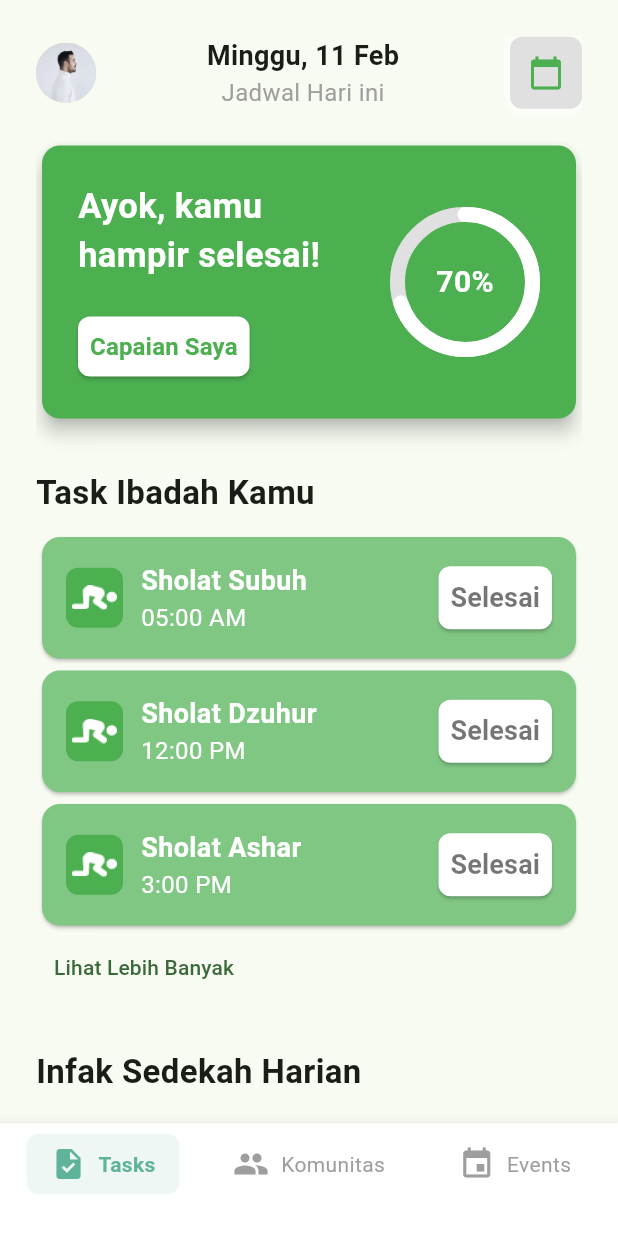
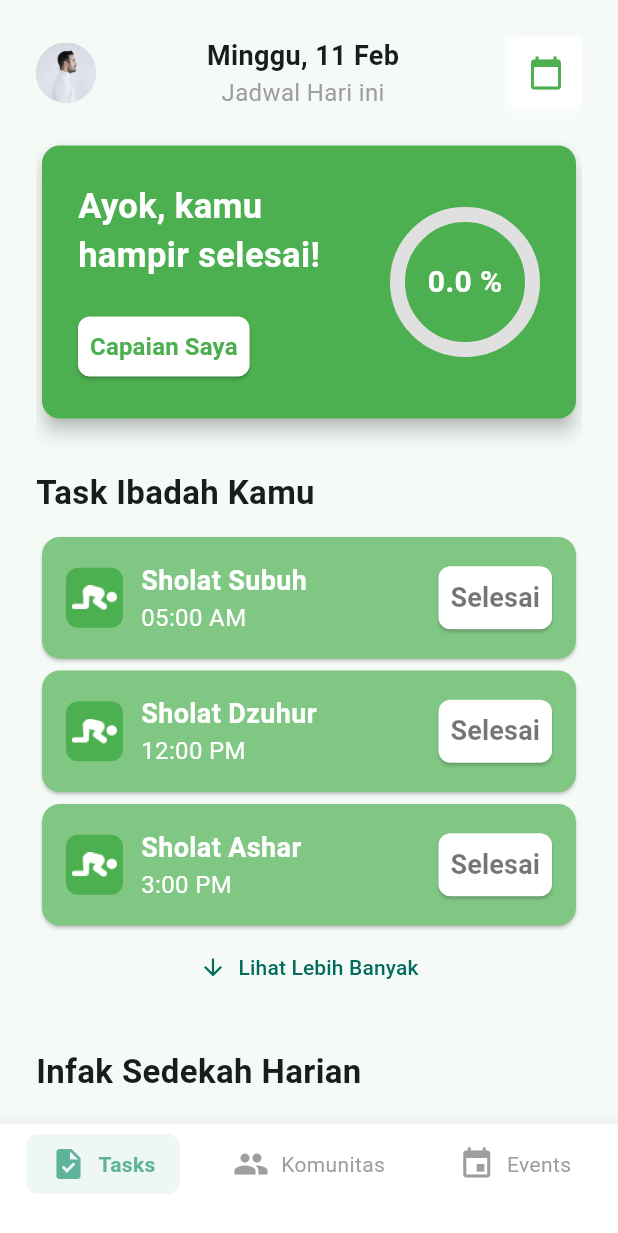
Before and after one commit to alifrizqullahmaruf/good_muslim, a Flutter app: the LoginScreen screen opened directly, after a tap on "Masuk", on a phone screen of 412 x 824 dp. Shown: the top 1233 px of the screen. Run offline on Flutter 3.47's test engine with Material 3 defaults, Android fonts, the phone set to English and light mode, and no system bars; drawn by our look-alikes of flutter_animate, percent_indicator; missing offline and left inert: dart:ffi.

Commit message:
Home screen logic

```diff
--- a/lib/main.dart
+++ b/lib/main.dart
@@ -16,10 +16,10 @@ class MyApp extends StatelessWidget {
       title: 'GOOD MUSLIM',
       theme: ThemeData(
         // This is the theme of your application.
-        colorScheme: ColorScheme.fromSeed(seedColor: Colors.green),
+        colorScheme: ColorScheme.fromSeed(seedColor: Color.fromARGB(255, 245, 250, 247)),
         useMaterial3: true,
       ),
-      home: SplashScreen(),
+      home: BotNav(),
     );
   }
 }
--- a/lib/pages/task_screen.dart
+++ b/lib/pages/task_screen.dart
@@ -1,3 +1,5 @@
+import 'dart:ffi';
+
 import 'package:flutter/material.dart';
 import 'package:flutter_animate/flutter_animate.dart';
 import 'package:good_muslim/widgets/task_card.dart';
@@ -12,16 +14,17 @@ class TaskScreen extends StatefulWidget {
 }
 
 class _TaskScreenState extends State<TaskScreen> {
+  double percentSholat = 0;
   bool _showAllTasks =
       false; // Variable to track whether to show all tasks or not
 
   // Sample task data
-  final List<Map<String, String>> _tasks = [
-    {"title": "Sholat Subuh", "time": '05:00 AM'},
-    {"title": "Sholat Dzuhur", "time": '12:00 PM'},
-    {"title": "Sholat Ashar", "time": '3:00 PM'},
-    {"title": "Sholat Maghrib", "time": '6:00 PM'},
-    {"title": "Sholat Isya", "time": '7:30 PM'},
+  final List<Map<String, dynamic>> _tasks = [
+    {"title": "Sholat Subuh", "time": '05:00 AM', "isCompleted": false},
+    {"title": "Sholat Dzuhur", "time": '12:00 PM', "isCompleted": false},
+    {"title": "Sholat Ashar", "time": '3:00 PM', "isCompleted": false},
+    {"title": "Sholat Maghrib", "time": '6:00 PM', "isCompleted": false},
+    {"title": "Sholat Isya", "time": '7:30 PM', "isCompleted": false},
   ];
 
   List<Map<String, String>> _infaqItems = [
@@ -30,9 +33,17 @@ class _TaskScreenState extends State<TaskScreen> {
     // Add more items if needed
   ];
 
+  void _handleTaskCompletion(int index) {
+    setState(() {
+      _tasks[index]['isCompleted'] = true;
+      percentSholat += 20;
+    });
+  }
+
   @override
   Widget build(BuildContext context) {
     return Scaffold(
+      backgroundColor: Color.fromARGB(255, 245, 250, 247),
       drawer: _buildDrawer(),
       body: SafeArea(
         child: Padding(
@@ -76,7 +87,7 @@ class _TaskScreenState extends State<TaskScreen> {
                     ),
                     Container(
                       decoration: BoxDecoration(
-                          color: Colors.grey.shade300,
+                          color: Colors.white,
                           borderRadius: BorderRadius.circular(8),
                           boxShadow: [
                             BoxShadow(
@@ -116,9 +127,24 @@ class _TaskScreenState extends State<TaskScreen> {
                       _showAllTasks = !_showAllTasks; // Toggle the state
                     });
                   },
-                  child: Text(_showAllTasks
-                      ? 'Lihat Lebih Sedikit'
-                      : 'Lihat Lebih Banyak'),
+                  child: Center(
+                    child: Row(
+                      mainAxisAlignment: MainAxisAlignment.center,
+                      children: [
+                        Icon(_showAllTasks
+                            ? Icons.arrow_upward
+                            : Icons.arrow_downward),
+                        SizedBox(
+                          width: 8,
+                        ),
+                        Text(
+                          _showAllTasks
+                              ? 'Lihat Lebih Sedikit'
+                              : 'Lihat Lebih Banyak',
+                        ),
+                      ],
+                    ),
+                  ),
                 ),
                 SizedBox(height: 30),
                 // Infak Sedekah Harian
@@ -133,12 +159,29 @@ class _TaskScreenState extends State<TaskScreen> {
                 Column(
                   children: _buildInfaqItems(),
                 ),
-                TextButton(
-                  onPressed: () {
-                    _showAddInfaqDialog();
-                  },
-                  child: Text('Tambah Catatan'),
+                SizedBox(
+                  height: 8,
                 ),
+                Container(
+                  width: double.infinity,
+                  height: 50,
+                  child: TextButton(
+                    style: ButtonStyle(
+                      backgroundColor: MaterialStateProperty.all(Colors.green),
+                      shape: MaterialStateProperty.all(RoundedRectangleBorder(
+                        borderRadius: BorderRadius.circular(20),
+                      )),
+                      foregroundColor: MaterialStateProperty.all(Colors.white),
+                    ),
+                    onPressed: () {
+                      _showAddInfaqDialog();
+                    },
+                    child: Text(
+                      'Tambah Catatan',
+                      style: TextStyle(fontSize: 18),
+                    ),
+                  ),
+                )
               ],
             ),
           ),
@@ -148,12 +191,17 @@ class _TaskScreenState extends State<TaskScreen> {
   }
 
   List<Widget> _buildTaskCards() {
-    // Get the tasks to display based on the state
     final tasksToDisplay = _showAllTasks ? _tasks : _tasks.take(3).toList();
-    return tasksToDisplay.map((task) {
-      return TaskCard(title: task["title"]!, time: task["time"]!)
-          .animate()
-          .fadeIn(duration: 300.ms);
+    return tasksToDisplay.asMap().entries.map((entry) {
+      int index = entry.key;
+      var task = entry.value;
+      return TaskCard(
+        title: task["title"],
+        time: task["time"],
+        isCompleted: task["isCompleted"],
+        onComplete: () =>
+            _handleTaskCompletion(index), // Pass index to identify the task
+      ).animate().fadeIn(duration: 300.ms);
     }).toList();
   }
 
@@ -188,7 +236,10 @@ class _TaskScreenState extends State<TaskScreen> {
             children: <Widget>[
               TextField(
                 controller: amountController,
-                decoration: InputDecoration(hintText: 'Masukkan jumlah'),
+                decoration: InputDecoration(
+                  hintText: 'Masukkan jumlah',
+                  prefixText: 'Rp. ',
+                ),
                 keyboardType: TextInputType.number, // For numerical input
               ),
               SizedBox(height: 10), // Add spacing between fields
@@ -287,12 +338,12 @@ class _TaskScreenState extends State<TaskScreen> {
               CircularPercentIndicator(
                 radius: 50.0,
                 lineWidth: 10.0,
-                percent: 0.7, // 70% progress
+                percent: percentSholat / 100, // 70% progress
                 backgroundColor: Colors.grey[300]!,
                 progressColor: Colors.white,
                 circularStrokeCap: CircularStrokeCap.round,
                 center: Text(
-                  '70%',
+                  '${percentSholat} %',
                   style: TextStyle(
                     fontSize: 20,
                     fontWeight: FontWeight.bold,
--- a/lib/widgets/task_card.dart
+++ b/lib/widgets/task_card.dart
@@ -1,27 +1,24 @@
 import 'package:flutter/material.dart';
 import 'package:flutter_animate/flutter_animate.dart';
 
-class TaskCard extends StatefulWidget {
+class TaskCard extends StatelessWidget {
   final String title;
   final String time;
-  bool isCompleted;
+  final bool isCompleted;
+  final VoidCallback onComplete; // Callback to notify parent
 
   TaskCard({
     Key? key,
     required this.title,
     required this.time,
-    this.isCompleted = false,
+    required this.isCompleted,
+    required this.onComplete,
   }) : super(key: key);
 
   @override
-  _TaskCardState createState() => _TaskCardState();
-}
-
-class _TaskCardState extends State<TaskCard> {
-  @override
   Widget build(BuildContext context) {
     return Card(
-      color: widget.isCompleted ? Colors.white : Colors.green.shade300,
+      color: isCompleted ? Colors.white : Colors.green.shade300,
       child: Padding(
         padding: const EdgeInsets.all(16.0),
         child: Row(
@@ -40,12 +37,12 @@ class _TaskCardState extends State<TaskCard> {
             SizedBox(
               width: 12,
             ),
-            widget.isCompleted
+            isCompleted
                 ? Column(
                     crossAxisAlignment: CrossAxisAlignment.start,
                     children: [
                       Text(
-                        widget.title,
+                        title,
                         style: TextStyle(
                           fontSize: 18,
                           color: Colors.black26,
@@ -58,7 +55,7 @@ class _TaskCardState extends State<TaskCard> {
                     crossAxisAlignment: CrossAxisAlignment.start,
                     children: [
                       Text(
-                        widget.title,
+                        title,
                         style: TextStyle(
                           fontSize: 18,
                           color: Colors.white,
@@ -66,13 +63,13 @@ class _TaskCardState extends State<TaskCard> {
                         ),
                       ).animate().fadeIn(duration: 300.ms),
                       Text(
-                        widget.time,
+                        time,
                         style: TextStyle(fontSize: 16, color: Colors.white),
                       ).animate().fadeIn(duration: 300.ms),
                     ],
                   ),
             Spacer(),
-            widget.isCompleted
+            isCompleted
                 ? CircleAvatar(
                     backgroundColor: Colors.green,
                     child: Icon(
@@ -82,9 +79,7 @@ class _TaskCardState extends State<TaskCard> {
                   ).animate().scale(duration: 300.ms, curve: Curves.easeIn)
                 : ElevatedButton(
                     onPressed: () {
-                      setState(() {
-                        widget.isCompleted = true;
-                      });
+                      onComplete(); // Notify parent
                     },
                     style: ElevatedButton.styleFrom(
                       padding: EdgeInsets.symmetric(horizontal: 8, vertical: 8),
--- a/pubspec.yaml
+++ b/pubspec.yaml
@@ -59,6 +59,7 @@ flutter:
     - lib/assets/pray_icon.png
     - lib/assets/infaq_icon.png
     - lib/assets/event1.png
+    - lib/assets/ustad.png
     - lib/assets/ustad2.png
     - lib/assets/ustad3.png
     - lib/assets/event1.png
```
